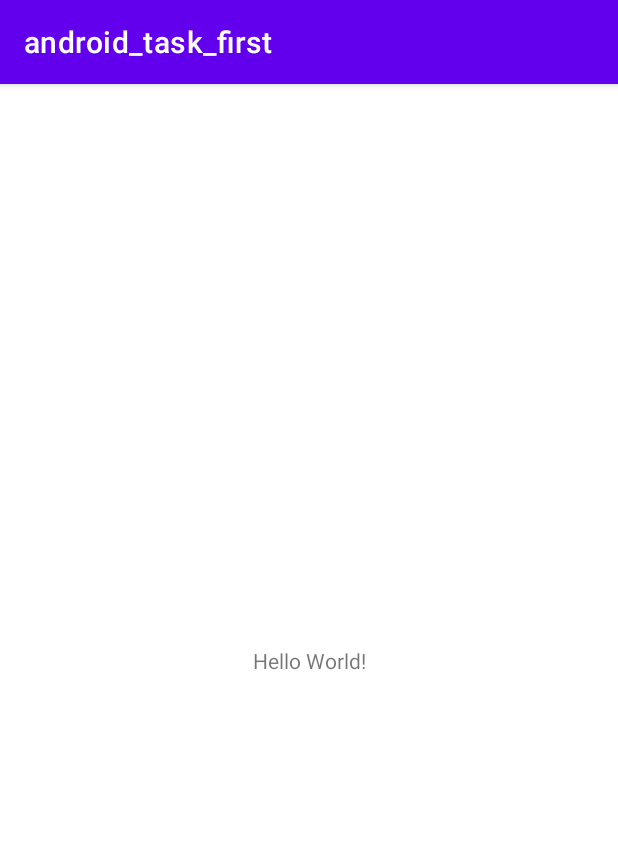
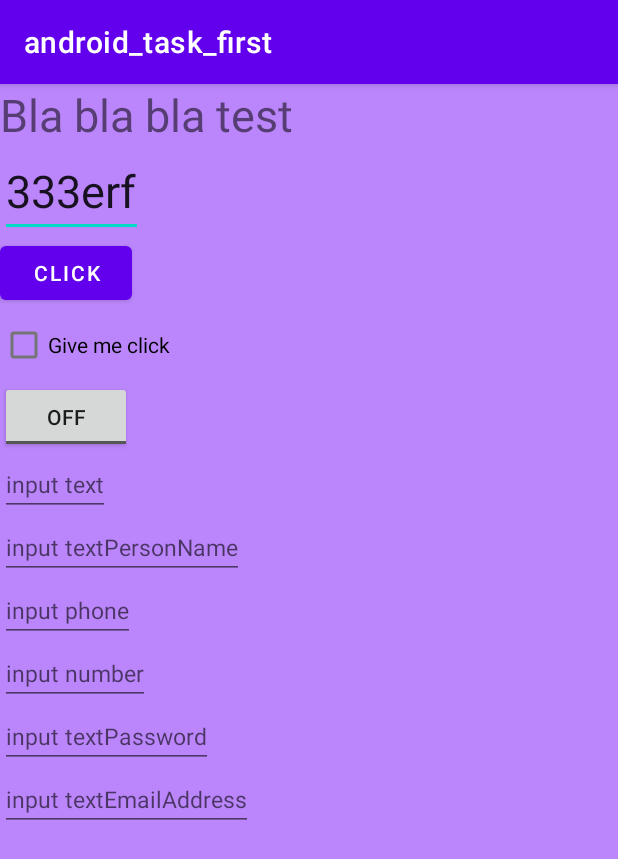
Before and after one commit to KamilShikhmagomedov/android_task_first, an Android app: the screen it shows after launch (MainActivity), on a phone screen of 412 x 824 dp. Shown: the top 859 px of the screen. Run offline under Robolectric (Android 15) with nearby library versions, the phone set to English and light mode, and no system bars.

Commit message:
Создал и изменил файлы

```diff
--- a/app/src/main/res/layout/activity_main.xml
+++ b/app/src/main/res/layout/activity_main.xml
@@ -1,18 +1,66 @@
 <?xml version="1.0" encoding="utf-8"?>
-<androidx.constraintlayout.widget.ConstraintLayout xmlns:android="http://schemas.android.com/apk/res/android"
-    xmlns:app="http://schemas.android.com/apk/res-auto"
+<LinearLayout
+    xmlns:android="http://schemas.android.com/apk/res/android"
     xmlns:tools="http://schemas.android.com/tools"
     android:layout_width="match_parent"
     android:layout_height="match_parent"
+    android:background="@color/purple_200"
+    android:orientation="vertical"
     tools:context=".MainActivity">
 
-    <TextView
-        android:layout_width="wrap_content"
+    <GridLayout
+        android:layout_width="match_parent"
         android:layout_height="wrap_content"
-        android:text="Hello World!"
-        app:layout_constraintBottom_toBottomOf="parent"
-        app:layout_constraintLeft_toLeftOf="parent"
-        app:layout_constraintRight_toRightOf="parent"
-        app:layout_constraintTop_toTopOf="parent" />
+        android:rowCount="6">
 
-</androidx.constraintlayout.widget.ConstraintLayout>
+        <TextView
+            android:layout_width="wrap_content"
+            android:layout_height="wrap_content"
+            android:text="Bla bla bla test"
+            android:textSize="30sp"
+            android:layout_row="0"
+            />
+
+        <EditText
+            android:layout_width="wrap_content"
+            android:layout_height="wrap_content"
+            android:text="333erf"
+            android:textSize="30sp"
+            android:layout_column="0"
+            android:layout_row="1"
+            />
+
+        <Button
+            android:layout_width="wrap_content"
+            android:layout_height="wrap_content"
+            android:text="Click"
+            android:layout_column="0"
+            android:layout_row="2"
+            />
+
+        <CheckBox
+            android:layout_width="wrap_content"
+            android:layout_height="wrap_content"
+            android:text="Give me click"
+            android:layout_column="0"
+            android:layout_row="3"
+            />
+
+        <ToggleButton
+            android:layout_width="wrap_content"
+            android:layout_height="wrap_content"
+            android:layout_column="0"
+            android:layout_row="4"
+            />
+
+        <FrameLayout
+            android:layout_width="match_parent"
+            android:layout_height="wrap_content"
+            android:layout_column="0"
+            android:layout_row="5">
+            <include
+                layout="@layout/input_layout"
+                />
+        </FrameLayout>
+    </GridLayout>
+</LinearLayout>
--- /dev/null
+++ b/app/src/main/res/layout/input_layout.xml
@@ -0,0 +1,53 @@
+<?xml version="1.0" encoding="utf-8"?>
+<RelativeLayout
+    xmlns:android="http://schemas.android.com/apk/res/android"
+    android:layout_width="match_parent"
+    android:layout_height="match_parent">
+
+    <GridLayout
+        android:layout_width="match_parent"
+        android:layout_height="wrap_content"
+        android:rowCount="6">
+
+        <EditText
+            android:inputType="text"
+            android:hint="input text"
+            android:textSize="15sp"
+            />
+        <EditText
+            android:inputType="textPersonName"
+            android:hint="input textPersonName"
+            android:textSize="15sp"
+            android:layout_row="1"
+            android:layout_column="0"
+            />
+        <EditText
+            android:inputType="phone"
+            android:hint="input phone"
+            android:textSize="15sp"
+            android:layout_row="2"
+            android:layout_column="0"
+            />
+        <EditText
+            android:inputType="number"
+            android:hint="input number"
+            android:textSize="15sp"
+            android:layout_row="3"
+            android:layout_column="0"
+            />
+        <EditText
+            android:inputType="textPassword"
+            android:hint="input textPassword"
+            android:textSize="15sp"
+            android:layout_row="4"
+            android:layout_column="0"
+            />
+        <EditText
+            android:inputType="textEmailAddress"
+            android:hint="input textEmailAddress"
+            android:textSize="15sp"
+            android:layout_row="5"
+            android:layout_column="0"
+            />
+    </GridLayout>
+</RelativeLayout>
```
